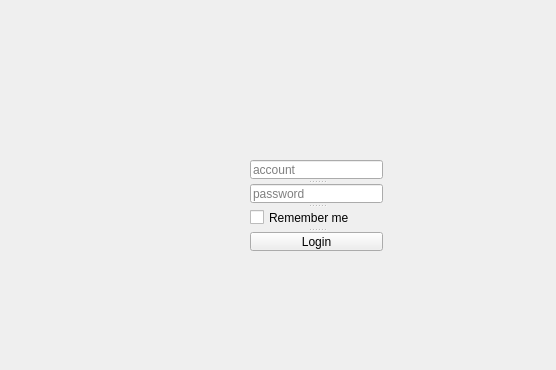
Above: gui/login.ui from jason281/SE_Project before the change; both pictures show x 0 to 556 and y 0 to 370 of the 671 by 451 pixel window. Below: the same form after it.
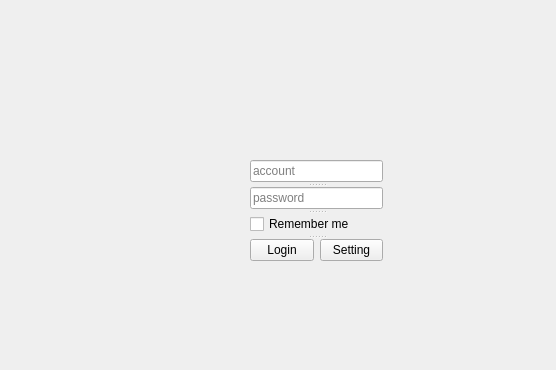
That is the form after the change.

The edit to the form file:
```diff
--- a/gui/login.ui
+++ b/gui/login.ui
@@ -19,7 +19,7 @@
      <x>250</x>
      <y>160</y>
      <width>133</width>
-     <height>91</height>
+     <height>101</height>
     </rect>
    </property>
    <property name="frameShape">
@@ -67,10 +67,23 @@
      <string>Remember me</string>
     </property>
    </widget>
+   <widget class="QWidget" name="horizontalLayoutWidget">
+    <layout class="QHBoxLayout" name="horizontalLayout">
+     <item>
    <widget class="QPushButton" name="login_button">
     <property name="text">
      <string>Login</string>
     </property>
+      </widget>
+     </item>
+     <item>
+      <widget class="QPushButton" name="pushButton">
+       <property name="text">
+        <string>Setting</string>
+       </property>
+      </widget>
+     </item>
+    </layout>
    </widget>
   </widget>
  </widget>
```
Lines whose indentation alone changed are shown as unchanged.
